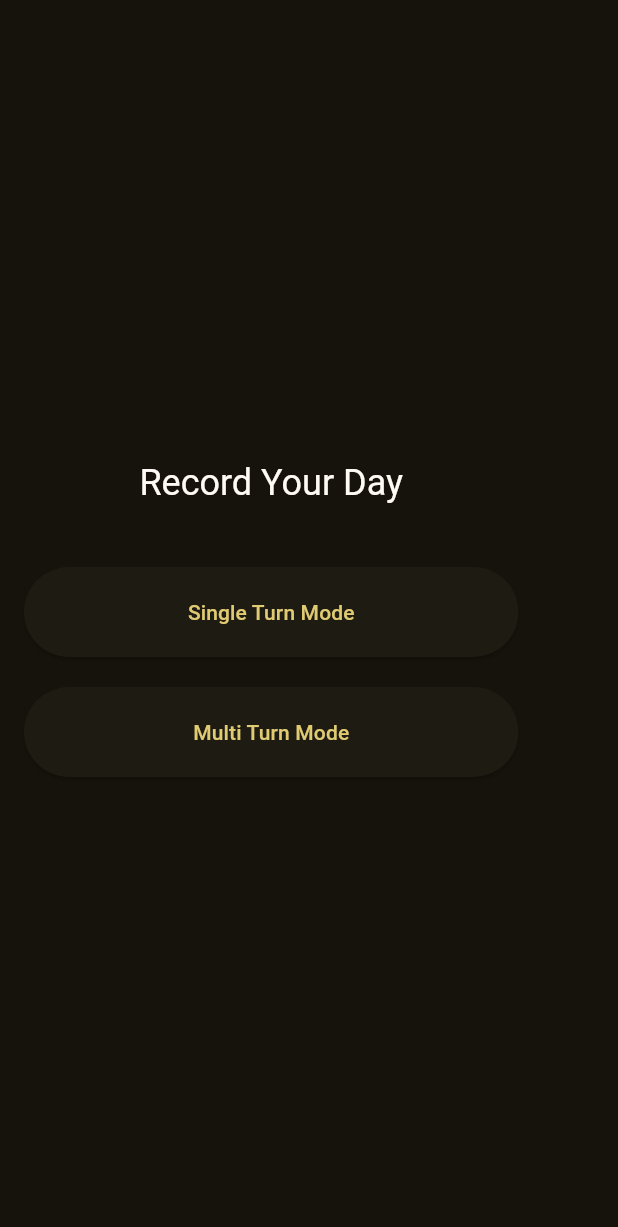
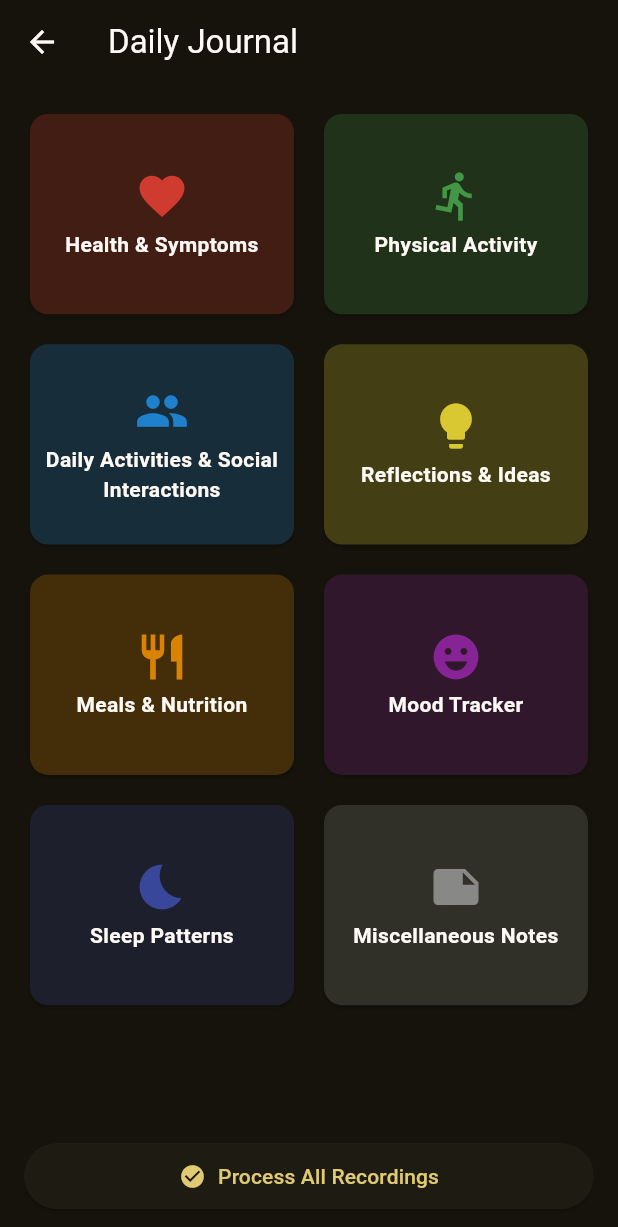
Before and after one commit to Ricu/flutter_diary, a Flutter app: the MainRecord screen opened directly, after a tap on "Multi Turn Mode", on a phone screen of 412 x 824 dp. Shown: the top 1227 px of the screen. Run offline on Flutter 3.47's test engine with Material 3 defaults, Android fonts, the phone set to English and light mode, and no system bars; our stand-ins replace flutter_dotenv, flutter_markdown, permission_handler, platform, web; missing offline and left inert: audio_session, dart:js_interop, flutter_sound, record.

Commit message:
Added multi-turn flow

```diff
--- a/lib/main.dart
+++ b/lib/main.dart
@@ -3,6 +3,7 @@ import 'package:flutter/foundation.dart';
 import 'package:flutter_application_2/pages/people/main_people.dart';
 import 'package:flutter_application_2/pages/record/main_record.dart';
 import 'package:flutter_application_2/pages/record/st_record_flow.dart';
+import 'package:flutter_application_2/pages/record/mt_record_flow.dart';
 
 import 'pages/record/recorder.dart'; // Assuming this contains the Recorder widget
 import 'pages/insights/main_insights.dart';
@@ -36,7 +37,8 @@ class MainApp extends StatelessWidget {
         '/': (context) => const HomeScreen(),
         '/settings': (context) => const MainSettings(),
         '/recorder/st/start': (context) => StRecordingFlow(),
-        // '/edit_transcription': (context) => const TranscriptionScreen(),
+        '/recorder/mt/start': (context) => CategoryHomeScreen(),
+        // '/edit_transcription': (context) => const EditScreen(),
       },
       initialRoute: '/',
     );
--- a/lib/pages/record/main_record.dart
+++ b/lib/pages/record/main_record.dart
@@ -42,7 +42,12 @@ class MainRecord extends StatelessWidget {
                 width: MediaQuery.of(context).size.width * 0.8,
                 height: 60,
                 child: ElevatedButton(
-                  onPressed: onPressed2,
+                  onPressed: () {
+                      Navigator.pushNamed(
+                        context,
+                        '/recorder/mt/start',
+                      );
+                  },
                   child: Text(buttonText2),
                 ),
               ),
--- /dev/null
+++ b/lib/pages/record/mt_record_flow.dart
@@ -0,0 +1,419 @@
+// home_screen.dart
+import 'package:flutter/material.dart';
+// import 'package:flutter_icons/flutter_icons.dart'; // You'll need to add this package
+
+import 'package:flutter/material.dart';
+import 'recorder.dart';
+import 'edit_screen.dart';
+import '/utils/transcribe.dart';
+import '/utils/llm_prettifying.dart';
+
+import '../../utils/file_handler.dart';
+
+
+class CategoryHomeScreen extends StatefulWidget {
+  const CategoryHomeScreen({Key? key}) : super(key: key);
+
+  @override
+  State<CategoryHomeScreen> createState() => _CategoryHomeScreenState();
+}
+
+class _CategoryHomeScreenState extends State<CategoryHomeScreen> {
+  // Track recordings made in current session
+  final Map<String, List<String>> _sessionRecordings = {};
+
+  // Category definitions with icons
+  final List<Map<String, dynamic>> categories = [
+    {
+      'name': 'Health & Symptoms',
+      'icon': Icons.favorite,
+      'colorSeed': Colors.red,
+    },
+    {
+      'name': 'Physical Activity',
+      'icon': Icons.directions_run,
+      'colorSeed': Colors.green,
+    },
+    {
+      'name': 'Daily Activities & Social Interactions',
+      'icon': Icons.people,
+      'colorSeed': Colors.blue,
+    },
+    {
+      'name': 'Reflections & Ideas',
+      'icon': Icons.lightbulb,
+      'colorSeed': Colors.yellow,
+    },
+    {
+      'name': 'Meals & Nutrition',
+      'icon': Icons.restaurant,
+      'colorSeed': Colors.orange,
+    },
+    {
+      'name': 'Mood Tracker',
+      'icon': Icons.emoji_emotions,
+      'colorSeed': Colors.purple,
+    },
+    {
+      'name': 'Sleep Patterns',
+      'icon': Icons.bedtime,
+      'colorSeed': Colors.indigo,
+    },
+    {
+      'name': 'Miscellaneous Notes',
+      'icon': Icons.note,
+      'colorSeed': Colors.grey,
+    },
+  ];
+
+  int getRecordingCount(String category) {
+    return _sessionRecordings[category]?.length ?? 0;
+  }
+
+  void _handleRecordingComplete(String category, String transcribedText) {
+    setState(() {
+      _sessionRecordings.update(
+        category,
+        (list) => list..add(transcribedText),
+        ifAbsent: () => [transcribedText],
+      );
+    });
+  }
+
+  void _startRecording(String category) {
+    Navigator.push(
+      context,
+      MaterialPageRoute(
+        builder: (context) => CategoryRecordingFlow(
+          category: category,
+          onComplete: (String transcribedText) => _handleRecordingComplete(category, transcribedText),
+        ),
+      ),
+    );
+  }
+
+  void _processAllRecordings() async {
+    if (_sessionRecordings.isEmpty) {
+      ScaffoldMessenger.of(context).showSnackBar(
+        const SnackBar(content: Text('No recordings to process yet!')),
+      );
+      return;
+    }
+
+    // Navigate to a processing screen
+    Navigator.push(
+      context,
+      MaterialPageRoute(
+        builder: (context) => ProcessAllRecordingsScreen(
+          recordings: _sessionRecordings,
+        ),
+      ),
+    );
+  }
+
+  @override
+  Widget build(BuildContext context) {
+    // final theme = Theme.of(context);
+    // final isDark = theme.brightness == Brightness.dark;
+
+    return Scaffold(
+      appBar: AppBar(
+        title: const Text('Daily Journal'),
+      ),
+      body: Column(
+        children: [
+          Expanded(
+            child: GridView.builder(
+              padding: const EdgeInsets.all(16),
+              gridDelegate: const SliverGridDelegateWithFixedCrossAxisCount(
+                crossAxisCount: 2,
+                childAspectRatio: 1.3,
+                crossAxisSpacing: 12,
+                mainAxisSpacing: 12,
+              ),
+              itemCount: categories.length,
+              itemBuilder: (context, index) {
+                final category = categories[index];
+                final recordingCount = getRecordingCount(category['name']);
+
+                return CategoryTile(
+                  name: category['name'],
+                  icon: category['icon'],
+                  colorSeed: category['colorSeed'],
+                  recordingCount: recordingCount,
+                  onTap: () => _startRecording(category['name']),
+                );
+              },
+            ),
+          ),
+          Padding(
+            padding: const EdgeInsets.all(16.0),
+            child: SizedBox(
+              width: double.infinity,
+              child: ElevatedButton.icon(
+                onPressed: _processAllRecordings,
+                icon: const Icon(Icons.check_circle),
+                label: const Text('Process All Recordings'),
+                style: ElevatedButton.styleFrom(
+                  padding: const EdgeInsets.symmetric(vertical: 12),
+                ),
+              ),
+            ),
+          ),
+        ],
+      ),
+    );
+  }
+}
+
+class CategoryTile extends StatelessWidget {
+  final String name;
+  final IconData icon;
+  final Color colorSeed;
+  final int recordingCount;
+  final VoidCallback onTap;
+
+  const CategoryTile({
+    Key? key,
+    required this.name,
+    required this.icon,
+    required this.colorSeed,
+    required this.recordingCount,
+    required this.onTap,
+  }) : super(key: key);
+
+  @override
+  Widget build(BuildContext context) {
+    final theme = Theme.of(context);
+    final isDark = theme.brightness == Brightness.dark;
+
+    // Create theme-aware colors
+    final backgroundColor = isDark
+        ? Color.alphaBlend(colorSeed.withOpacity(0.2), theme.cardColor)
+        : Color.alphaBlend(colorSeed.withOpacity(0.1), theme.cardColor);
+
+    final foregroundColor = isDark
+        ? theme.colorScheme.onSurface
+        : theme.colorScheme.onSurface;
+
+    final iconColor = isDark
+        ? colorSeed.withOpacity(0.8)
+        : colorSeed.withOpacity(0.7);
+
+    return Card(
+      color: backgroundColor,
+      child: InkWell(
+        onTap: onTap,
+        borderRadius: BorderRadius.circular(12),
+        child: Column(
+          mainAxisAlignment: MainAxisAlignment.center,
+          children: [
+            Stack(
+              alignment: Alignment.topRight,
+              children: [
+                Icon(
+                  icon,
+                  size: 36,
+                  color: iconColor,
+                ),
+                if (recordingCount > 0)
+                  Container(
+                    padding: const EdgeInsets.all(4),
+                    decoration: BoxDecoration(
+                      color: theme.colorScheme.primary,
+                      borderRadius: BorderRadius.circular(10),
+                    ),
+                    child: Text(
+                      recordingCount.toString(),
+                      style: TextStyle(
+                        color: theme.colorScheme.onPrimary,
+                        fontWeight: FontWeight.bold,
+                      ),
+                    ),
+                  ),
+              ],
+            ),
+            const SizedBox(height: 4),
+            Text(
+              name,
+              textAlign: TextAlign.center,
+              style: theme.textTheme.bodyMedium?.copyWith(
+                fontWeight: FontWeight.bold,
+                color: foregroundColor,
+              ),
+            ),
+          ],
+        ),
+      ),
+    );
+  }
+}
+
+// category_recording_flow.dart
+class CategoryRecordingFlow extends StatefulWidget {
+  final String category;
+  final Function(String) onComplete;
+
+  const CategoryRecordingFlow({
+    Key? key,
+    required this.category,
+    required this.onComplete,
+  }) : super(key: key);
+
+  @override
+  State<CategoryRecordingFlow> createState() => _CategoryRecordingFlowState();
+}
+
+class _CategoryRecordingFlowState extends State<CategoryRecordingFlow> {
+  // String? _recordedFilePath;
+  // String? _transcription;
+  bool _isLoading = false;
+
+  void _transcribeAudio(String path) async {
+    if (path.isEmpty) return;
+    setState(() {
+      _isLoading = true;
+      // _recordedFilePath = path;
+    });
+
+    try {
+      String transcription = await transcribeAudio(path);
+      setState(() {
+        // _transcription = transcription;
+        _isLoading = false;
+      });
+
+      if (!mounted) return;
+
+      Navigator.push(
+        context,
+        MaterialPageRoute(
+          builder: (context) => EditScreen(
+            transcription: transcription,
+            onContinue: _handleEditComplete,
+          ),
+        ),
+      );
+    } catch (e) {
+      setState(() {
+        _isLoading = false;
+      });
+      if (!mounted) return;
+      ScaffoldMessenger.of(context).showSnackBar(
+        SnackBar(content: Text('Error transcribing audio: $e')),
+      );
+    }
+  }
+
+  void _handleEditComplete(String editedTranscription) {
+    widget.onComplete(editedTranscription);
+    Navigator.popUntil(context, ModalRoute.withName('/recorder/mt/start')); // Return to the specified route
+  }
+
+  @override
+  Widget build(BuildContext context) {
+    return Scaffold(
+      appBar: AppBar(
+        title: Text('Recording: ${widget.category}'),
+      ),
+      body: Stack(
+        children: [
+          Recorder(onStop: _transcribeAudio),
+          if (_isLoading)
+            const Center(
+              child: CircularProgressIndicator(),
+            ),
+        ],
+      ),
+    );
+  }
+}
+
+// process_all_recordings_screen.dart
+class ProcessAllRecordingsScreen extends StatefulWidget {
+  final Map<String, List<String>> recordings;
+
+  const ProcessAllRecordingsScreen({
+    Key? key,
+    required this.recordings,
+  }) : super(key: key);
+
+  @override
+  State<ProcessAllRecordingsScreen> createState() => _ProcessAllRecordingsScreenState();
+}
+
+class _ProcessAllRecordingsScreenState extends State<ProcessAllRecordingsScreen> {
+  bool _isProcessing = false;
+  String? _processedResult;
+
+  @override
+  void initState() {
+    super.initState();
+    _processRecordings();
+  }
+
+  Future<void> _processRecordings() async {
+    setState(() {
+      _isProcessing = true;
+    });
+
+    try {
+      // Prepare structured data for LLM processing
+      final recordingsMerged = widget.recordings.map((category, recordings) {
+        return MapEntry(category, recordings.join('\n'));
+      });
+
+      // Join the recordings for each category into one string
+      final joinedRecordings = recordingsMerged.values.toList().join('\n\n');
+
+
+      // Process all recordings together
+      final result = await LlmPrettifying.prettifySingleRecording(joinedRecordings);
+
+      setState(() {
+        _processedResult = result;
+        _isProcessing = false;
+      });
+    } catch (e) {
+      setState(() {
+        _isProcessing = false;
+      });
+      if (!mounted) return;
+      ScaffoldMessenger.of(context).showSnackBar(
+        SnackBar(content: Text('Error processing recordings: $e')),
+      );
+    }
+  }
+
+  @override
+  Widget build(BuildContext context) {
+    return Scaffold(
+      appBar: AppBar(
+        title: const Text('Processing Recordings'),
+      ),
+      body: _isProcessing
+          ? const Center(
+              child: Column(
+                mainAxisAlignment: MainAxisAlignment.center,
+                children: [
+                  CircularProgressIndicator(),
+                  SizedBox(height: 16),
+                  Text('Processing all recordings...'),
+                ],
+              ),
+            )
+          : _processedResult != null
+              ? EditScreen(
+                  transcription: _processedResult!,
+                  onContinue: (finalText) {
+                    saveText(finalText);
+                    // Navigate back to home and clear session
+                    Navigator.of(context).popUntil((route) => route.isFirst);
+                  },
+                )
+              : const Center(
+                  child: Text('No recordings to process'),
+                ),
+    );
+  }
+}
--- a/lib/pages/record/st_record_flow.dart
+++ b/lib/pages/record/st_record_flow.dart
@@ -1,6 +1,6 @@
 import 'package:flutter/material.dart';
 import 'recorder.dart';
-import 'transcription_screen.dart';
+import 'edit_screen.dart';
 import '/utils/transcribe.dart';
 import '/utils/llm_prettifying.dart';
 
@@ -38,7 +38,7 @@ class _StRecordingFlowState extends State<StRecordingFlow> {
       Navigator.push(
         context,
         MaterialPageRoute(
-          builder: (context) => TranscriptionScreen(
+          builder: (context) => EditScreen(
             transcription: transcription,
             onContinue: _processTranscription,
           ),
@@ -72,7 +72,7 @@ class _StRecordingFlowState extends State<StRecordingFlow> {
       Navigator.push(
         context,
         MaterialPageRoute(
-          builder: (context) => TranscriptionScreen(
+          builder: (context) => EditScreen(
             transcription: processedText,
             onContinue: _handleFinalContinue,
           ),
```
Also changed, not shown: lib/pages/record/edit_screen.dart (added, +107 -0 lines), lib/pages/record/transcription_screen.dart (deleted, +0 -96 lines).
